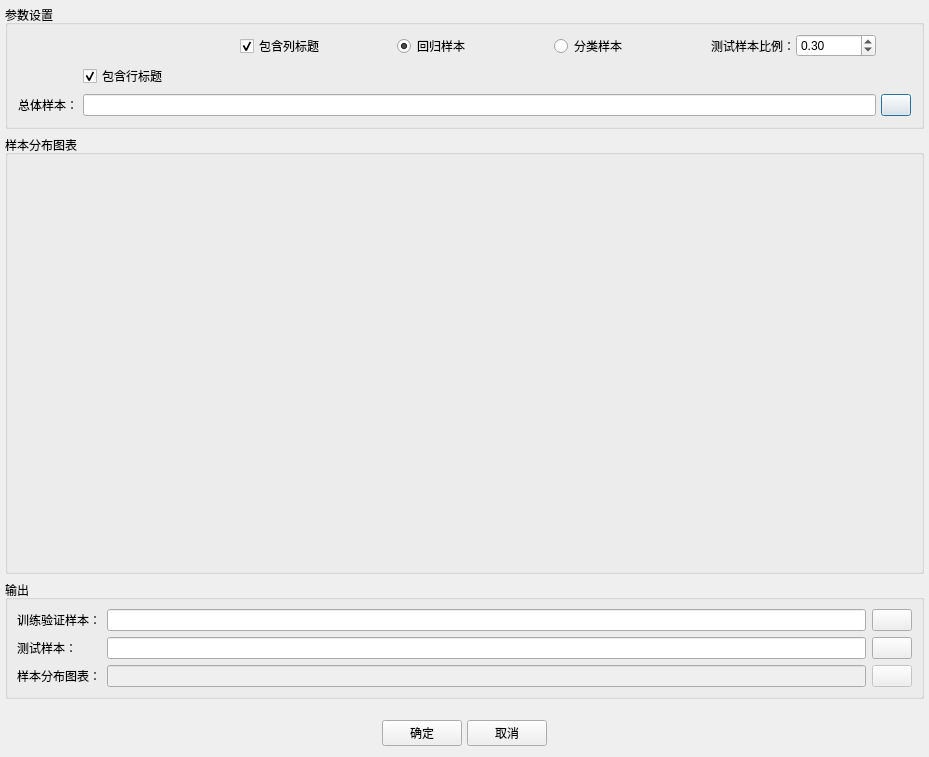
Before: the Qt Designer form src/appUI/UIDesigner/SampleMakerDialogDesigner.ui in bevenkyy/GITenberg9, drawn with Qt 5.
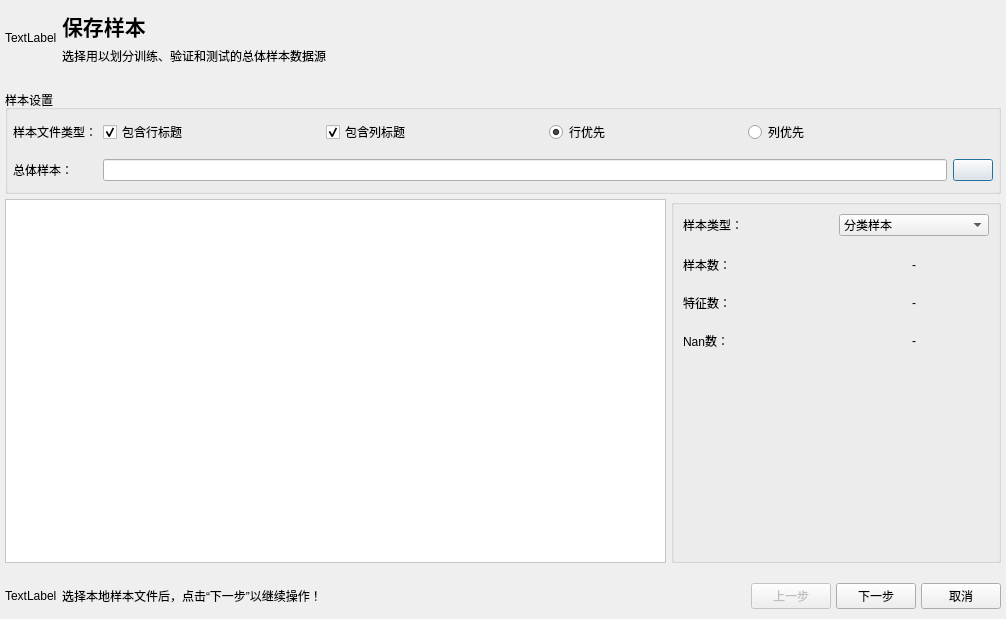
After: the same form once the commit is applied.

Commit message: “样本创建”工具UI大变样，现在改为流程式UI，修复了字符型数据未转为未浮点型的Bug

The edit to the form file:
```diff
--- a/src/appUI/UIDesigner/SampleMakerDialogDesigner.ui
+++ b/src/appUI/UIDesigner/SampleMakerDialogDesigner.ui
@@ -6,62 +6,153 @@
    <rect>
     <x>0</x>
     <y>0</y>
-    <width>929</width>
-    <height>757</height>
+    <width>1006</width>
+    <height>619</height>
    </rect>
   </property>
   <property name="windowTitle">
    <string>创建样本</string>
   </property>
-  <layout class="QVBoxLayout" name="verticalLayout" stretch="0,3,0,0">
+  <property name="styleSheet">
+   <string notr="true"/>
+  </property>
+  <layout class="QVBoxLayout" name="topDialogVerticalLayout" stretch="0,0,0">
+   <property name="spacing">
+    <number>5</number>
+   </property>
    <property name="leftMargin">
     <number>5</number>
    </property>
    <property name="topMargin">
-    <number>5</number>
+    <number>10</number>
    </property>
    <property name="rightMargin">
     <number>5</number>
    </property>
+   <property name="bottomMargin">
+    <number>10</number>
+   </property>
    <item>
-    <widget class="QGroupBox" name="parametersSettingGroupBox">
+    <layout class="QGridLayout" name="topOperationWidgetGridLayout">
+     <property name="bottomMargin">
+      <number>10</number>
+     </property>
+     <item row="0" column="1">
+      <widget class="QLabel" name="operationTitleLabel">
+       <property name="font">
+        <font>
+         <family>Aharoni</family>
+         <pointsize>16</pointsize>
+         <weight>75</weight>
+         <bold>true</bold>
+        </font>
+       </property>
+       <property name="text">
+        <string>保存样本</string>
+       </property>
+      </widget>
+     </item>
+     <item row="1" column="1">
+      <widget class="QLabel" name="operationDescriptionLabel">
+       <property name="text">
+        <string>选择用以划分训练、验证和测试的总体样本数据源</string>
+       </property>
+      </widget>
+     </item>
+     <item row="0" column="0" rowspan="2">
+      <widget class="QLabel" name="operationLogoLabel">
+       <property name="text">
+        <string>TextLabel</string>
+       </property>
+      </widget>
+     </item>
+     <item row="0" column="2">
+      <spacer name="topOperationGridLayoutHorizontalSpacer">
+       <property name="orientation">
+        <enum>Qt::Horizontal</enum>
+       </property>
+       <property name="sizeHint" stdset="0">
+        <size>
+         <width>40</width>
+         <height>20</height>
+        </size>
+       </property>
+      </spacer>
+     </item>
+    </layout>
+   </item>
+   <item>
+    <widget class="QStackedWidget" name="sampleMakerStackedWidget">
+     <property name="currentIndex">
+      <number>0</number>
+     </property>
+     <widget class="QWidget" name="selectAllSamplePage">
+      <layout class="QHBoxLayout" name="horizontalLayout_2">
+       <property name="spacing">
+        <number>5</number>
+       </property>
+       <property name="leftMargin">
+        <number>0</number>
+       </property>
+       <property name="topMargin">
+        <number>10</number>
+       </property>
+       <property name="rightMargin">
+        <number>0</number>
+       </property>
+       <property name="bottomMargin">
+        <number>10</number>
+       </property>
+       <item>
+        <layout class="QVBoxLayout" name="selectAllSamplePageVerticalLayout" stretch="0,1">
+         <item>
+          <widget class="QGroupBox" name="sampleSettingGroupBox">
      <property name="title">
-      <string>参数设置</string>
-     </property>
-     <layout class="QGridLayout" name="parametersSettingGridLayout" columnstretch="0,0,0,0,0,0,0,0">
+            <string>样本设置</string>
+           </property>
+           <layout class="QGridLayout" name="sampleSettingGroupBoxGridLayout">
       <property name="leftMargin">
+             <number>5</number>
+            </property>
+            <property name="topMargin">
        <number>10</number>
       </property>
       <property name="rightMargin">
-       <number>10</number>
+             <number>5</number>
       </property>
       <property name="bottomMargin">
        <number>10</number>
       </property>
-      <property name="horizontalSpacing">
-       <number>5</number>
-      </property>
-      <item row="3" column="1" colspan="6">
+            <property name="verticalSpacing">
+             <number>15</number>
+            </property>
+            <item row="1" column="2">
+             <spacer name="sampleSettingGroupBoxHorizontalSpacer1">
+              <property name="orientation">
+               <enum>Qt::Horizontal</enum>
+              </property>
+              <property name="sizeHint" stdset="0">
+               <size>
+                <width>40</width>
+                <height>20</height>
+               </size>
+              </property>
+             </spacer>
+            </item>
+            <item row="1" column="1">
+             <widget class="QCheckBox" name="isIncludeRowTitleCheckBox">
+              <property name="text">
+               <string>包含行标题</string>
+              </property>
+              <property name="checked">
+               <bool>true</bool>
+              </property>
+             </widget>
+            </item>
+            <item row="4" column="1" colspan="9">
        <widget class="QLineEdit" name="selectAllSampleLineEdit"/>
       </item>
-      <item row="0" column="3">
-       <widget class="QRadioButton" name="isRegressorSamplesRadioButton">
-        <property name="text">
-         <string>回归样本</string>
-        </property>
-        <property name="checked">
-         <bool>true</bool>
-        </property>
-       </widget>
-      </item>
-      <item row="0" column="4">
-       <widget class="QRadioButton" name="isClassifierSamplesRadioButton">
-        <property name="text">
-         <string>分类样本</string>
-        </property>
-       </widget>
-      </item>
-      <item row="0" column="2">
+            <item row="1" column="3">
        <widget class="QCheckBox" name="isIncludeColTitleCheckBox">
         <property name="text">
          <string>包含列标题</string>
@@ -71,77 +162,384 @@
         </property>
        </widget>
       </item>
+            <item row="1" column="0">
+             <widget class="QLabel" name="sampleTypeLabel">
+              <property name="maximumSize">
+               <size>
+                <width>100</width>
+                <height>16777215</height>
+               </size>
+              </property>
+              <property name="text">
+               <string>样本文件类型：</string>
+              </property>
+             </widget>
+            </item>
+            <item row="1" column="4">
+             <spacer name="horizontalSpacer">
+              <property name="orientation">
+               <enum>Qt::Horizontal</enum>
+              </property>
+              <property name="sizeHint" stdset="0">
+               <size>
+                <width>40</width>
+                <height>20</height>
+               </size>
+              </property>
+             </spacer>
+            </item>
+            <item row="1" column="7">
+             <widget class="QRadioButton" name="isColMajorRadioButton">
+              <property name="text">
+               <string>列优先</string>
+              </property>
+             </widget>
+            </item>
+            <item row="1" column="8">
+             <spacer name="sampleSettingGroupBoxHorizontalSpacer3">
+              <property name="orientation">
+               <enum>Qt::Horizontal</enum>
+              </property>
+              <property name="sizeHint" stdset="0">
+               <size>
+                <width>40</width>
+                <height>20</height>
+               </size>
+              </property>
+             </spacer>
+            </item>
+            <item row="1" column="6">
+             <spacer name="sampleSettingGroupBoxHorizontalSpacer2">
+              <property name="orientation">
+               <enum>Qt::Horizontal</enum>
+              </property>
+              <property name="sizeHint" stdset="0">
+               <size>
+                <width>40</width>
+                <height>20</height>
+               </size>
+              </property>
+             </spacer>
+            </item>
+            <item row="4" column="0">
+             <widget class="QLabel" name="selectAllSampleLabel">
+              <property name="maximumSize">
+               <size>
+                <width>150</width>
+                <height>16777215</height>
+               </size>
+              </property>
+              <property name="text">
+               <string>总体样本：</string>
+              </property>
+             </widget>
+            </item>
+            <item row="1" column="5">
+             <widget class="QRadioButton" name="isRowMajorRadioButton">
+              <property name="text">
+               <string>行优先</string>
+              </property>
+              <property name="checked">
+               <bool>true</bool>
+              </property>
+             </widget>
+            </item>
+            <item row="4" column="10">
+             <widget class="QPushButton" name="selectAllSamplePushButton">
+              <property name="text">
+               <string/>
+              </property>
+             </widget>
+            </item>
+           </layout>
+          </widget>
+         </item>
+         <item>
+          <layout class="QHBoxLayout" name="horizontalLayout" stretch="2,1">
+           <item>
+            <widget class="QFrame" name="allSampleDistributionFrame">
+             <property name="styleSheet">
+              <string notr="true">background-color:white</string>
+             </property>
+             <property name="frameShape">
+              <enum>QFrame::StyledPanel</enum>
+             </property>
+             <property name="frameShadow">
+              <enum>QFrame::Sunken</enum>
+             </property>
+            </widget>
+           </item>
+           <item>
+            <widget class="QGroupBox" name="allSampleInfoGroupBox">
+             <property name="title">
+              <string/>
+             </property>
+             <layout class="QGridLayout" name="gridLayout_2">
+              <property name="verticalSpacing">
+               <number>20</number>
+              </property>
+              <item row="3" column="0">
+               <widget class="QLabel" name="countNanTipLabel">
+                <property name="text">
+                 <string>Nan数：</string>
+                </property>
+                <property name="alignment">
+                 <set>Qt::AlignLeading|Qt::AlignLeft|Qt::AlignVCenter</set>
+                </property>
+               </widget>
+              </item>
+              <item row="0" column="1">
+               <widget class="QComboBox" name="allSampleTypeComboBox">
+                <item>
+                 <property name="text">
+                  <string>分类样本</string>
+                 </property>
+                </item>
+                <item>
+                 <property name="text">
+                  <string>回归样本</string>
+                 </property>
+                </item>
+               </widget>
+              </item>
+              <item row="1" column="1">
+               <widget class="QLabel" name="countAllSamplesLabel">
+                <property name="text">
+                 <string>-</string>
+                </property>
+                <property name="alignment">
+                 <set>Qt::AlignCenter</set>
+                </property>
+               </widget>
+              </item>
+              <item row="3" column="1">
+               <widget class="QLabel" name="countNanLabel">
+                <property name="text">
+                 <string>-</string>
+                </property>
+                <property name="alignment">
+                 <set>Qt::AlignCenter</set>
+                </property>
+               </widget>
+              </item>
+              <item row="2" column="0">
+               <widget class="QLabel" name="countFeaturesTipLabel">
+                <property name="text">
+                 <string>特征数：</string>
+                </property>
+                <property name="alignment">
+                 <set>Qt::AlignLeading|Qt::AlignLeft|Qt::AlignVCenter</set>
+                </property>
+               </widget>
+              </item>
+              <item row="1" column="0">
+               <widget class="QLabel" name="countAllSamplesTipLabel">
+                <property name="text">
+                 <string>样本数：</string>
+                </property>
+                <property name="alignment">
+                 <set>Qt::AlignLeading|Qt::AlignLeft|Qt::AlignVCenter</set>
+                </property>
+               </widget>
+              </item>
+              <item row="2" column="1">
+               <widget class="QLabel" name="countFeaturesLabel">
+                <property name="text">
+                 <string>-</string>
+                </property>
+                <property name="alignment">
+                 <set>Qt::AlignCenter</set>
+                </property>
+               </widget>
+              </item>
+              <item row="4" column="0">
+               <spacer name="verticalSpacer">
+                <property name="orientation">
+                 <enum>Qt::Vertical</enum>
+                </property>
+                <property name="sizeHint" stdset="0">
+                 <size>
+                  <width>20</width>
+                  <height>40</height>
+                 </size>
+                </property>
+               </spacer>
+              </item>
+              <item row="0" column="0">
+               <widget class="QLabel" name="allSampleTypeLabel">
+                <property name="text">
+                 <string>样本类型：</string>
+                </property>
+               </widget>
+              </item>
+             </layout>
+            </widget>
+           </item>
+          </layout>
+         </item>
+        </layout>
+       </item>
+      </layout>
+     </widget>
+     <widget class="QWidget" name="setParameterPage">
+      <layout class="QHBoxLayout" name="horizontalLayout_7">
+       <property name="leftMargin">
+        <number>0</number>
+       </property>
+       <property name="topMargin">
+        <number>10</number>
+       </property>
+       <property name="rightMargin">
+        <number>0</number>
+       </property>
+       <property name="bottomMargin">
+        <number>10</number>
+       </property>
+       <item>
+        <layout class="QVBoxLayout" name="verticalLayout" stretch="0,1">
+         <item>
+          <layout class="QHBoxLayout" name="horizontalLayout_4">
+           <item>
+            <widget class="QGroupBox" name="scikitLearnSettingGroupBox">
+             <property name="title">
+              <string>参数设置</string>
+             </property>
+             <layout class="QGridLayout" name="gridLayout_5">
+              <item row="0" column="2">
+               <spacer name="horizontalSpacer_2">
+                <property name="orientation">
+                 <enum>Qt::Horizontal</enum>
+                </property>
+                <property name="sizeHint" stdset="0">
+                 <size>
+                  <width>40</width>
+                  <height>20</height>
+                 </size>
+                </property>
+               </spacer>
+              </item>
       <item row="0" column="6">
+               <spacer name="horizontalSpacer_3">
+                <property name="orientation">
+                 <enum>Qt::Horizontal</enum>
+                </property>
+                <property name="sizeHint" stdset="0">
+                 <size>
+                  <width>40</width>
+                  <height>20</height>
+                 </size>
+                </property>
+               </spacer>
+              </item>
+              <item row="0" column="0">
+               <widget class="QCheckBox" name="shuffleSampleCheckBox">
+                <property name="text">
+                 <string>打乱样本</string>
+                </property>
+                <property name="checked">
+                 <bool>true</bool>
+                </property>
+               </widget>
+              </item>
+              <item row="0" column="3">
+               <widget class="QLabel" name="sampleAlgorithmLabel">
+                <property name="text">
+                 <string>抽样方法：</string>
+                </property>
+               </widget>
+              </item>
+              <item row="0" column="12">
        <widget class="QDoubleSpinBox" name="testSampleSizeDoubleSpinBox">
-        <property name="maximumSize">
-         <size>
-          <width>80</width>
-          <height>16777215</height>
-         </size>
+                <property name="minimum">
+                 <double>0.000000000000000</double>
+                </property>
+                <property name="singleStep">
+                 <double>0.050000000000000</double>
         </property>
         <property name="value">
          <double>0.300000000000000</double>
         </property>
        </widget>
       </item>
-      <item row="0" column="5">
+              <item row="0" column="10">
+               <spacer name="horizontalSpacer_4">
+                <property name="orientation">
+                 <enum>Qt::Horizontal</enum>
+                </property>
+                <property name="sizeHint" stdset="0">
+                 <size>
+                  <width>40</width>
+                  <height>20</height>
+                 </size>
+                </property>
+               </spacer>
+              </item>
+              <item row="0" column="11">
        <widget class="QLabel" name="testSampleSizeLabel">
-        <property name="maximumSize">
-         <size>
-          <width>80</width>
-          <height>16777215</height>
-         </size>
-        </property>
         <property name="text">
-         <string>测试样本比例：</string>
+                 <string>测试样本比列：</string>
         </property>
        </widget>
       </item>
-      <item row="3" column="0">
-       <widget class="QLabel" name="selectAllSampleLabel">
-        <property name="maximumSize">
-         <size>
-          <width>60</width>
-          <height>16777215</height>
-         </size>
-        </property>
+              <item row="0" column="7">
+               <widget class="QLabel" name="preprocessingAlgorithmlabel">
         <property name="text">
-         <string>总体样本：</string>
+                 <string>预处理：</string>
         </property>
        </widget>
       </item>
-      <item row="3" column="7">
-       <widget class="QPushButton" name="selectAllSamplePushButton">
-        <property name="maximumSize">
-         <size>
-          <width>30</width>
-          <height>16777215</height>
-         </size>
-        </property>
+              <item row="0" column="4">
+               <widget class="QComboBox" name="sampleAlgorithmComboBox">
+                <item>
+                 <property name="text">
+                  <string>分层抽样</string>
+                 </property>
+                </item>
+                <item>
         <property name="text">
-         <string/>
-        </property>
-       </widget>
-      </item>
-      <item row="1" column="1">
-       <widget class="QCheckBox" name="isIncludeRowTitleCheckBox">
+                  <string>随机抽样</string>
+                 </property>
+                </item>
+               </widget>
+              </item>
+              <item row="0" column="8">
+               <widget class="QComboBox" name="preprocessingAlgorithmComboBox">
+                <item>
         <property name="text">
-         <string>包含行标题</string>
-        </property>
-        <property name="checked">
-         <bool>true</bool>
-        </property>
+                  <string>归一化</string>
+                 </property>
+                </item>
+                <item>
+                 <property name="text">
+                  <string>标准化</string>
+                 </property>
+                </item>
        </widget>
       </item>
      </layout>
     </widget>
+           </item>
+           <item>
+            <widget class="QPushButton" name="makeSamplePushButton">
+             <property name="sizePolicy">
+              <sizepolicy hsizetype="Minimum" vsizetype="Minimum">
+               <horstretch>0</horstretch>
+               <verstretch>0</verstretch>
+              </sizepolicy>
+             </property>
+             <property name="text">
+              <string>创建</string>
+             </property>
+            </widget>
+           </item>
+          </layout>
    </item>
    <item>
     <widget class="QGroupBox" name="sampleDistributionGroupBox">
      <property name="title">
       <string>样本分布图表</string>
      </property>
-     <layout class="QHBoxLayout" name="sampleDistributionHorizontalLayout">
+           <layout class="QHBoxLayout" name="horizontalLayout_3">
       <property name="spacing">
        <number>5</number>
       </property>
@@ -149,67 +547,85 @@
        <number>0</number>
       </property>
       <property name="topMargin">
-       <number>5</number>
+             <number>10</number>
       </property>
       <property name="rightMargin">
        <number>0</number>
       </property>
       <property name="bottomMargin">
-       <number>5</number>
+             <number>0</number>
       </property>
       <item>
-       <layout class="QGridLayout" name="sampleDistributionChartGridLayout"/>
+             <widget class="QFrame" name="trainingCvTestSampleDistributionFrame">
+              <property name="styleSheet">
+               <string notr="true">background-color:white</string>
+              </property>
+              <property name="frameShape">
+               <enum>QFrame::StyledPanel</enum>
+              </property>
+              <property name="frameShadow">
+               <enum>QFrame::Raised</enum>
+              </property>
+             </widget>
       </item>
      </layout>
     </widget>
    </item>
+        </layout>
+       </item>
+      </layout>
+     </widget>
+     <widget class="QWidget" name="saveEstimatorDataPage">
+      <layout class="QHBoxLayout" name="saveModelHorizontalLayout">
+       <property name="spacing">
+        <number>5</number>
+       </property>
+       <property name="leftMargin">
+        <number>0</number>
+       </property>
+       <property name="topMargin">
+        <number>10</number>
+       </property>
+       <property name="rightMargin">
+        <number>0</number>
+       </property>
+       <property name="bottomMargin">
+        <number>10</number>
+       </property>
    <item>
-    <widget class="QGroupBox" name="outputGroupBox">
+        <widget class="QGroupBox" name="saveSampleGroupBox">
      <property name="title">
-      <string>输出</string>
-     </property>
-     <layout class="QGridLayout" name="outputGridLayout">
-      <item row="0" column="2">
-       <widget class="QPushButton" name="saveTrainingCVSamplePushButton">
-        <property name="text">
-         <string/>
-        </property>
-       </widget>
-      </item>
-      <item row="1" column="1">
-       <widget class="QLineEdit" name="saveTestSampleLineEdit"/>
-      </item>
-      <item row="1" column="2">
-       <widget class="QPushButton" name="saveTestSamplePushButton">
-        <property name="text">
-         <string/>
-        </property>
-       </widget>
-      </item>
-      <item row="2" column="1">
-       <widget class="QLineEdit" name="saveSampleDistributionChartLineEdit">
-        <property name="enabled">
-         <bool>false</bool>
-        </property>
-       </widget>
-      </item>
-      <item row="2" column="2">
-       <widget class="QPushButton" name="saveSampleDistributionChartPushButton">
-        <property name="enabled">
-         <bool>false</bool>
-        </property>
-        <property name="text">
-         <string/>
-        </property>
-       </widget>
-      </item>
-      <item row="0" column="1">
-       <widget class="QLineEdit" name="saveTrainingCVSampleLineEdit"/>
-      </item>
+          <string>保存设置</string>
+         </property>
+         <layout class="QVBoxLayout" name="verticalLayout_2">
+          <property name="leftMargin">
+           <number>5</number>
+          </property>
+          <property name="topMargin">
+           <number>10</number>
+          </property>
+          <property name="rightMargin">
+           <number>5</number>
+          </property>
+          <property name="bottomMargin">
+           <number>0</number>
+          </property>
+          <item>
+           <layout class="QGridLayout" name="gridLayout">
       <item row="0" column="0">
        <widget class="QLabel" name="saveTrainingCVSampleLabel">
         <property name="text">
-         <string>训练验证样本：</string>
+               <string>训练-验证样本：</string>
+              </property>
+             </widget>
+            </item>
+            <item row="0" column="1">
+             <widget class="QLineEdit" name="saveTrainingCVSampleLineEdit"/>
+            </item>
+            <item row="0" column="2">
+             <widget class="QPushButton" name="saveTrainingCVSamplePushButton">
+              <property name="text">
+               <string/>
         </property>
        </widget>
       </item>
@@ -220,6 +636,16 @@
         </property>
        </widget>
       </item>
+            <item row="1" column="1">
+             <widget class="QLineEdit" name="saveTestSampleLineEdit"/>
+            </item>
+            <item row="1" column="2">
+             <widget class="QPushButton" name="saveTestSamplePushButton">
+              <property name="text">
+               <string/>
+              </property>
+             </widget>
+            </item>
       <item row="2" column="0">
        <widget class="QLabel" name="saveSampleDistributionChartLabel">
         <property name="text">
@@ -227,19 +653,83 @@
         </property>
        </widget>
       </item>
-     </layout>
-    </widget>
-   </item>
+            <item row="2" column="1">
+             <widget class="QLineEdit" name="saveSampleDistributionChartLineEdit"/>
+            </item>
+            <item row="2" column="2">
+             <widget class="QPushButton" name="saveSampleDistributionChartPushButton">
+              <property name="text">
+               <string/>
+              </property>
+             </widget>
+            </item>
+           </layout>
+          </item>
+          <item>
+           <layout class="QHBoxLayout" name="horizontalLayout_5">
+            <item>
+             <spacer name="horizontalSpacer_5">
+              <property name="orientation">
+               <enum>Qt::Horizontal</enum>
+              </property>
+              <property name="sizeHint" stdset="0">
+               <size>
+                <width>40</width>
+                <height>20</height>
+               </size>
+              </property>
+             </spacer>
+            </item>
+            <item>
+             <widget class="QPushButton" name="saveSamplesResultPushButton">
+              <property name="text">
+               <string>保存结果</string>
+              </property>
+             </widget>
+            </item>
+           </layout>
+          </item>
    <item>
-    <layout class="QHBoxLayout" name="okCancelButtonHorizontalLayout" stretch="0,0,0,0">
-     <property name="spacing">
-      <number>5</number>
-     </property>
+           <spacer name="verticalSpacer_2">
+            <property name="orientation">
+             <enum>Qt::Vertical</enum>
+            </property>
+            <property name="sizeHint" stdset="0">
+             <size>
+              <width>20</width>
+              <height>301</height>
+             </size>
+            </property>
+           </spacer>
+          </item>
+         </layout>
+        </widget>
+       </item>
+      </layout>
+     </widget>
+    </widget>
+   </item>
+   <item>
+    <layout class="QHBoxLayout" name="bottomOperationWidgetHorizontalLayout">
      <property name="topMargin">
-      <number>15</number>
+      <number>5</number>
      </property>
      <item>
-      <spacer name="horizontalSpacer">
+      <widget class="QLabel" name="stepLogoLabel">
+       <property name="text">
+        <string>TextLabel</string>
+       </property>
+      </widget>
+     </item>
+     <item>
+      <widget class="QLabel" name="stepTipLabel">
+       <property name="text">
+        <string>选择本地样本文件后，点击“下一步”以继续操作！</string>
+       </property>
+      </widget>
+     </item>
+     <item>
+      <spacer name="bottomOperationVerticalLayoutHorizontalSpacer">
        <property name="orientation">
         <enum>Qt::Horizontal</enum>
        </property>
@@ -252,32 +742,29 @@
       </spacer>
      </item>
      <item>
-      <widget class="QPushButton" name="okPushButton">
+      <widget class="QPushButton" name="previousStepPushButton">
+       <property name="enabled">
+        <bool>false</bool>
+       </property>
        <property name="text">
-        <string>确定</string>
+        <string>上一步</string>
        </property>
       </widget>
      </item>
      <item>
-      <widget class="QPushButton" name="cancelPushButton">
+      <widget class="QPushButton" name="nextStepPushButton">
+       <property name="text">
+        <string>下一步</string>
+       </property>
+      </widget>
+     </item>
+     <item>
+      <widget class="QPushButton" name="cancelFinishPushButton">
        <property name="text">
         <string>取消</string>
        </property>
       </widget>
      </item>
-     <item>
-      <spacer name="horizontalSpacer_2">
-       <property name="orientation">
-        <enum>Qt::Horizontal</enum>
-       </property>
-       <property name="sizeHint" stdset="0">
-        <size>
-         <width>40</width>
-         <height>20</height>
-        </size>
-       </property>
-      </spacer>
-     </item>
     </layout>
    </item>
   </layout>
```
Lines whose indentation alone changed are shown as unchanged. The commit also changes 2 other files.
